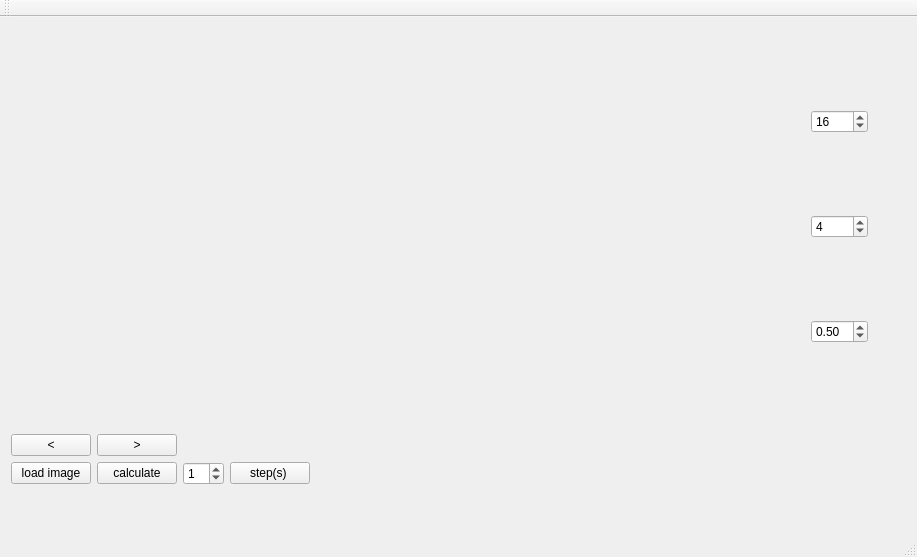
Old version of the form mainwindow.ui in the repository Sebu/sprs.
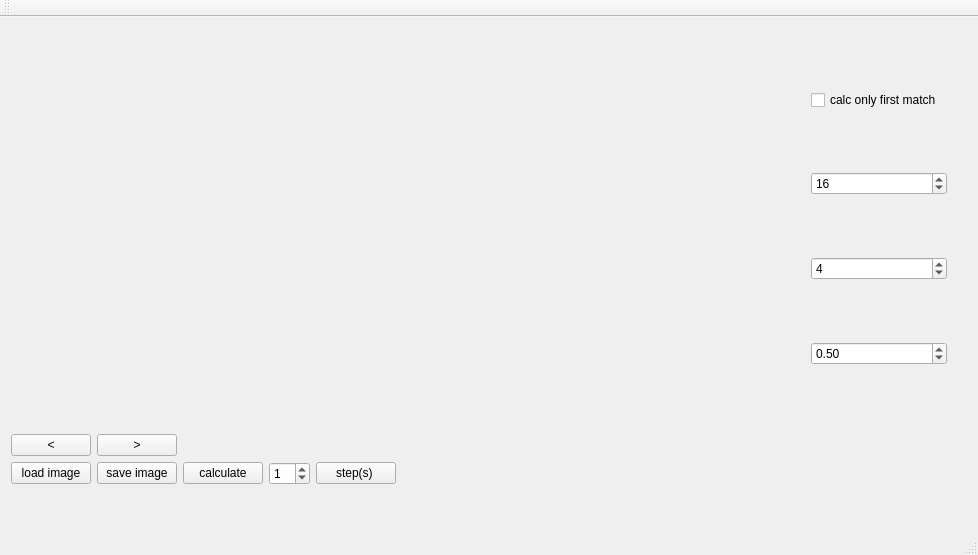
New version of the form.

```diff
--- a/mainwindow.ui
+++ b/mainwindow.ui
@@ -6,8 +6,8 @@
    <rect>
     <x>0</x>
     <y>0</y>
-    <width>917</width>
-    <height>557</height>
+    <width>978</width>
+    <height>555</height>
    </rect>
   </property>
   <property name="sizePolicy">
@@ -37,7 +37,7 @@
      <rect>
       <x>0</x>
       <y>0</y>
-      <width>869</width>
+      <width>958</width>
       <height>480</height>
      </rect>
     </property>
@@ -90,6 +90,13 @@
          <property name="sizeConstraint">
           <enum>QLayout::SetDefaultConstraint</enum>
          </property>
+         <item>
+          <widget class="QCheckBox" name="onlyFirstMatchBox">
+           <property name="text">
+            <string>calc only first match</string>
+           </property>
+          </widget>
+         </item>
          <item>
           <widget class="QSpinBox" name="blockSpin">
            <property name="sizePolicy">
@@ -168,7 +175,7 @@
       </layout>
      </item>
      <item>
-      <layout class="QHBoxLayout" name="horizontalLayout" stretch="0,0,0,0,0">
+      <layout class="QHBoxLayout" name="horizontalLayout" stretch="0,0,0,0,0,0">
        <property name="sizeConstraint">
         <enum>QLayout::SetMinimumSize</enum>
        </property>
@@ -179,6 +186,13 @@
          </property>
         </widget>
        </item>
+       <item>
+        <widget class="QPushButton" name="saveButton">
+         <property name="text">
+          <string>save image</string>
+         </property>
+        </widget>
+       </item>
        <item>
         <widget class="QPushButton" name="calcButton">
          <property name="text">
```
Left out of the diff: 4 changed lines with no effect on the pictures.
